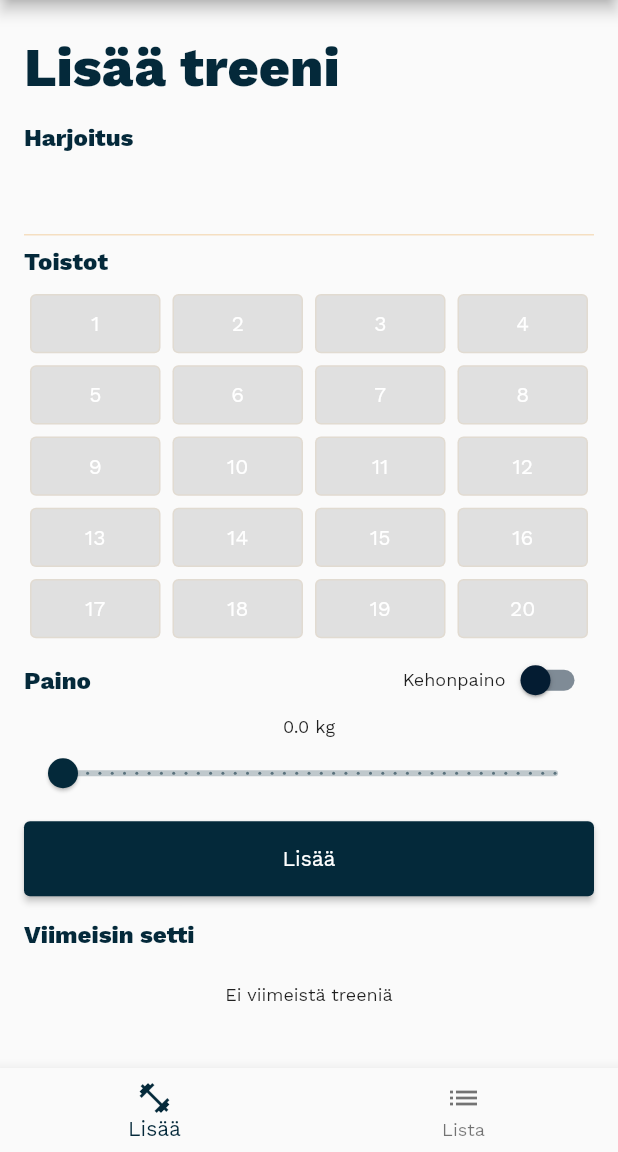
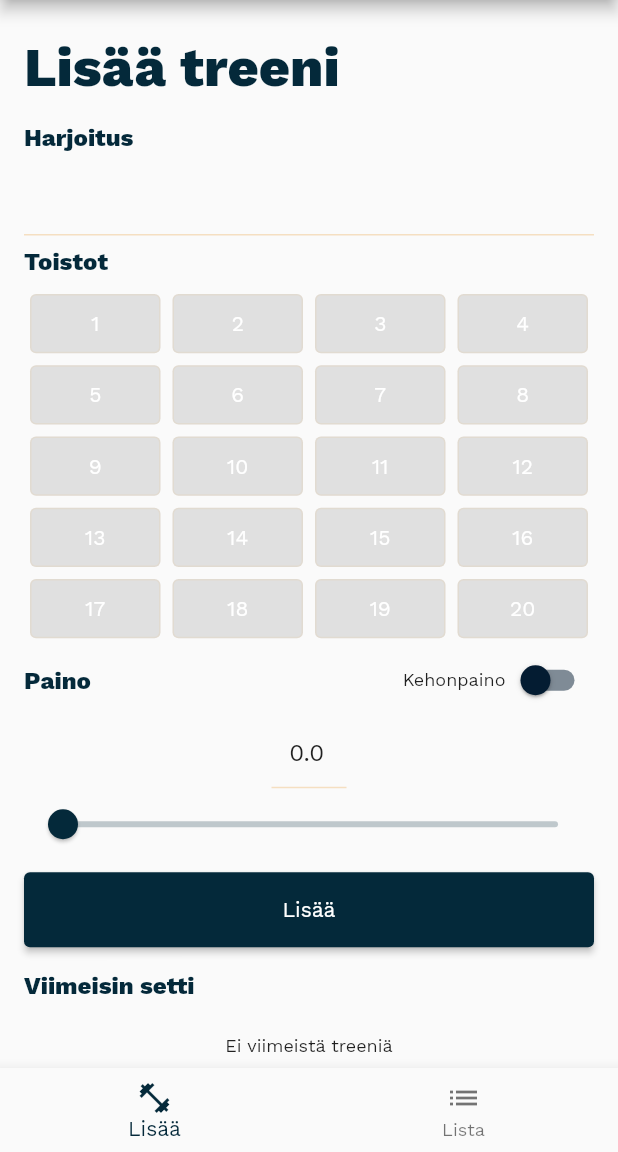
Before and after one commit to matsba/lifterapp, a Flutter app: the screen it shows after launch, on a phone screen of 412 x 824 dp, the part 84-1236 px from its top. Run offline on Flutter 3.47's test engine with Material 2 defaults, Android fonts, the phone set to English and light mode, and no system bars; our stand-ins replace flutter_redux, package_info_plus, redux, redux_thunk, sqflite; missing offline and left inert: flutter_file_dialog, flutter_redux_navigation; accounts and stored records are empty.

Commit message:
Change weight with manual text input - fixes #1

```diff
--- a/lib/components/app_scaffold.dart
+++ b/lib/components/app_scaffold.dart
@@ -48,6 +48,9 @@ class AppScaffold extends StatelessWidget {
 
   @override
   Widget build(BuildContext context) {
-    return navbar != null ? _scaffoldWithNavbar() : _scaffoldWithoutNavbar();
+    return GestureDetector(
+        onTap: () => FocusManager.instance.primaryFocus?.unfocus(),
+        child:
+            navbar != null ? _scaffoldWithNavbar() : _scaffoldWithoutNavbar());
   }
 }
--- a/lib/screens/add_workout_page.dart
+++ b/lib/screens/add_workout_page.dart
@@ -122,10 +122,46 @@ class AddWorkoutPage extends StatelessWidget {
         });
   }
 
+  Widget _weigthManualInputField(double sliderValue,
+      void Function(double) updateValue, double minValue, double maxValue) {
+    TextEditingController fieldTextEditingController =
+        TextEditingController(text: sliderValue.toString());
+
+    return SizedBox(
+      width: maxValue.toString().length * 10.0,
+      child: TextField(
+        textAlign: TextAlign.center,
+        controller: fieldTextEditingController,
+        keyboardType: TextInputType.number,
+        onSubmitted: (value) {
+          double? converted = double.tryParse(value);
+
+          //check that value is double
+          if (converted == null) {
+            return updateValue(0.0);
+          }
+
+          //Check for slider min and max values and default to them if submitted value is bigger
+          if (converted >= minValue && converted <= maxValue) {
+            return updateValue(converted);
+          }
+
+          if (converted < minValue) {
+            return updateValue(minValue);
+          }
+
+          if (converted > maxValue) {
+            return updateValue(maxValue);
+          }
+        },
+      ),
+    );
+  }
+
   Widget _sliderInput(Widget title) {
     double roundToClosestHalf(value) => ((value * 2).roundToDouble() / 2);
     const double minValue = 0;
-    const double maxValue = 100;
+    const double maxValue = 200;
     final int divisionToTwoAndHalf = (maxValue * 0.4).round();
 
     return StoreConnector<AppState, _WeigthViewModel<double>>(
@@ -152,7 +188,9 @@ class AddWorkoutPage extends StatelessWidget {
                 ),
               ],
             ),
-            if (showSlider) Text("${vm.value} kg"),
+            if (showSlider)
+              _weigthManualInputField(
+                  vm.value, vm.updateValue, minValue, maxValue),
             if (showSlider)
               Slider(
                   value: vm.value ?? 0,
--- a/lib/theme.dart
+++ b/lib/theme.dart
@@ -32,15 +32,18 @@ class GlobalTheme {
           fontWeight: FontWeight.bold),
     ),
 
+    sliderTheme: const SliderThemeData(valueIndicatorColor: primaryColorAccent),
+
     switchTheme: SwitchThemeData(
         trackColor:
             MaterialStateProperty.all(primaryColorDark.withOpacity(0.5)),
         thumbColor: MaterialStateProperty.all(primaryColorDark),
         overlayColor: MaterialStateProperty.all(primaryColorAccent)),
 
-    snackBarTheme: SnackBarThemeData(backgroundColor: primaryColorAccent),
-    pageTransitionsTheme: PageTransitionsTheme(builders: {
-      TargetPlatform.android: CupertinoPageTransitionsBuilder(),
+    snackBarTheme: const SnackBarThemeData(backgroundColor: primaryColorAccent),
+
+    pageTransitionsTheme: const PageTransitionsTheme(builders: {
+      TargetPlatform.android: const CupertinoPageTransitionsBuilder(),
     }),
     // Define the default font family.
     fontFamily: 'WorkSans',
```
Also changed, not shown: lib/screens/log_page.dart (+9 -9 lines).
